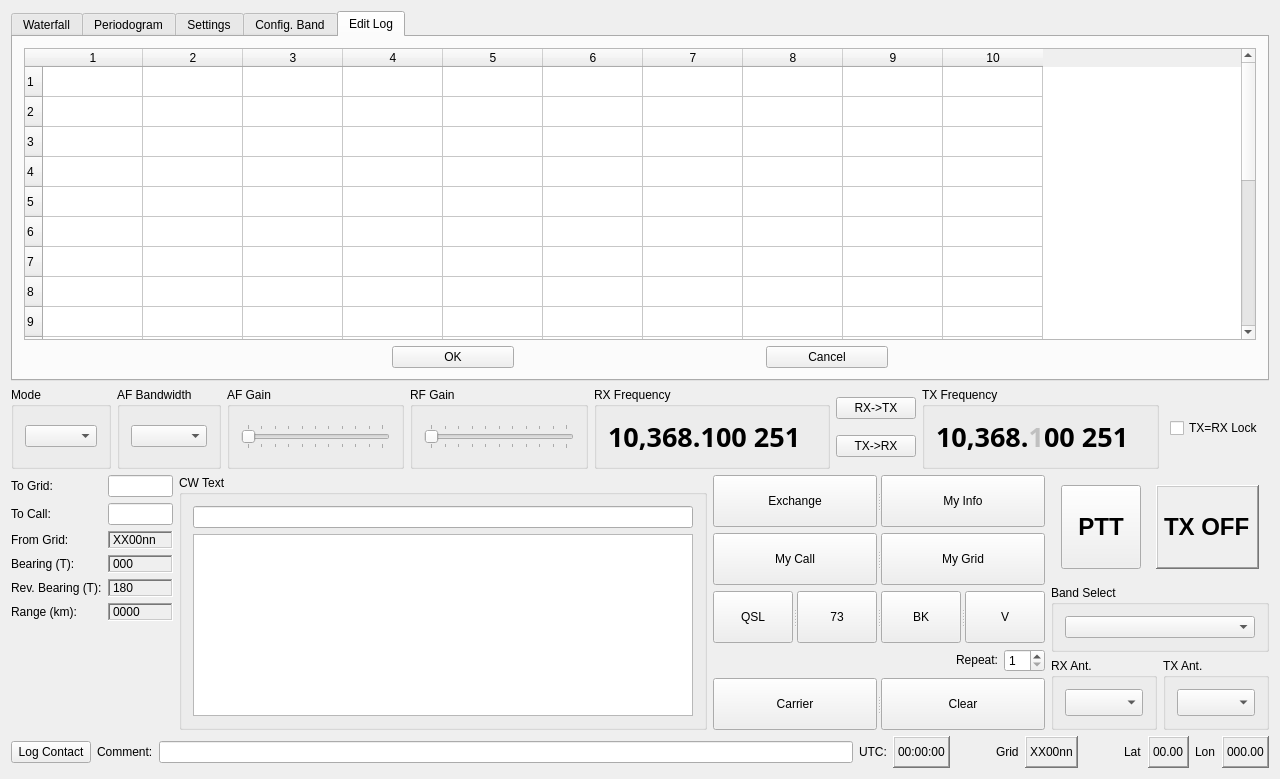
kb1vc/SoDaRadio, file qtgui/mainwindow.ui: the form before one commit.
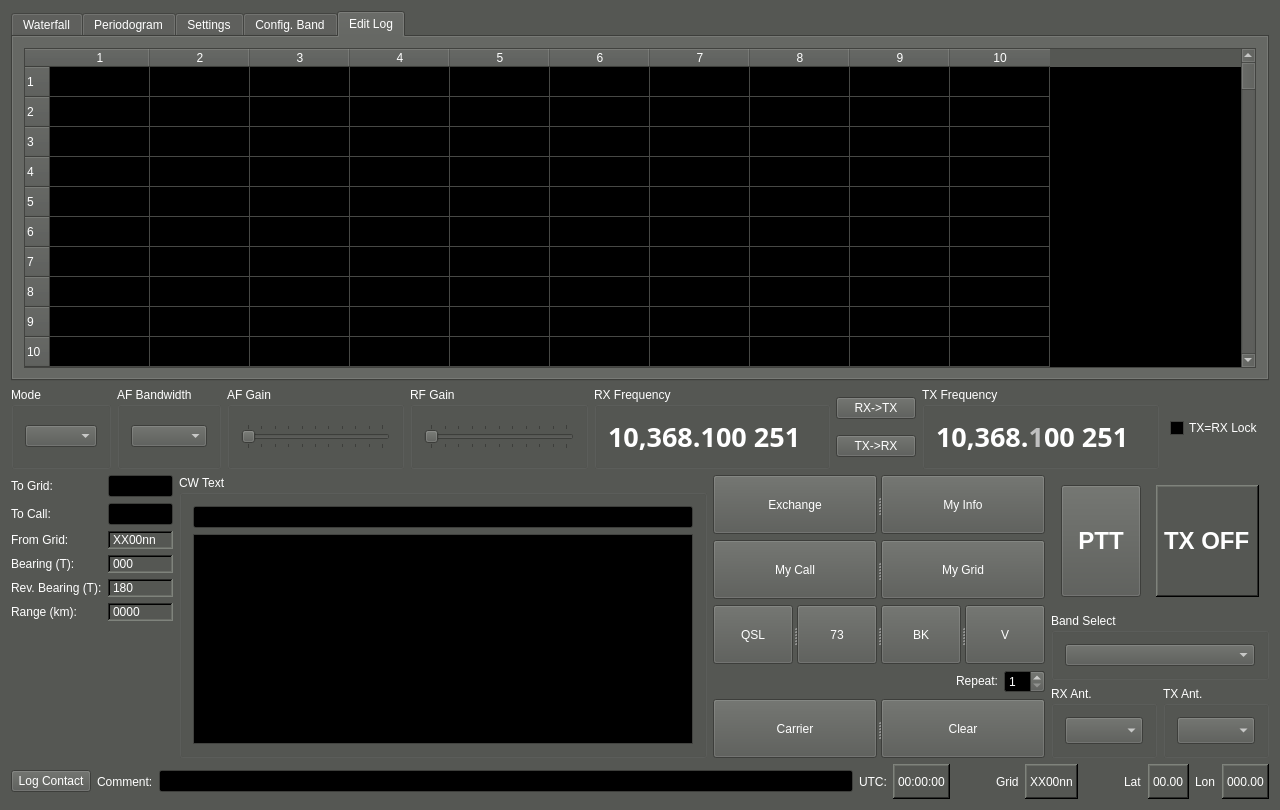
The form after the commit. The open tabs and pages were chosen to show the change. Icons and pictures are not drawn. Custom widgets are drawn as their Qt base class.

Commit message: Working on fixing color scheme problems with Fedora 24

The edit to the form file:
```diff
--- a/qtgui/mainwindow.ui
+++ b/qtgui/mainwindow.ui
@@ -2,12 +2,435 @@
 <ui version="4.0">
  <class>MainWindow</class>
  <widget class="QMainWindow" name="MainWindow">
+  <property name="geometry">
+   <rect>
+    <x>0</x>
+    <y>0</y>
+    <width>1280</width>
+    <height>810</height>
+   </rect>
+  </property>
   <property name="sizePolicy">
    <sizepolicy hsizetype="MinimumExpanding" vsizetype="MinimumExpanding">
     <horstretch>0</horstretch>
     <verstretch>0</verstretch>
    </sizepolicy>
   </property>
+  <property name="palette">
+   <palette>
+    <active>
+     <colorrole role="WindowText">
+      <brush brushstyle="SolidPattern">
+       <color alpha="255">
+        <red>255</red>
+        <green>255</green>
+        <blue>255</blue>
+       </color>
+      </brush>
+     </colorrole>
+     <colorrole role="Button">
+      <brush brushstyle="SolidPattern">
+       <color alpha="255">
+        <red>85</red>
+        <green>87</green>
+        <blue>83</blue>
+       </color>
+      </brush>
+     </colorrole>
+     <colorrole role="Light">
+      <brush brushstyle="SolidPattern">
+       <color alpha="255">
+        <red>127</red>
+        <green>131</green>
+        <blue>124</blue>
+       </color>
+      </brush>
+     </colorrole>
+     <colorrole role="Midlight">
+      <brush brushstyle="SolidPattern">
+       <color alpha="255">
+        <red>106</red>
+        <green>109</green>
+        <blue>103</blue>
+       </color>
+      </brush>
+     </colorrole>
+     <colorrole role="Dark">
+      <brush brushstyle="SolidPattern">
+       <color alpha="255">
+        <red>42</red>
+        <green>43</green>
+        <blue>41</blue>
+       </color>
+      </brush>
+     </colorrole>
+     <colorrole role="Mid">
+      <brush brushstyle="SolidPattern">
+       <color alpha="255">
+        <red>56</red>
+        <green>58</green>
+        <blue>55</blue>
+       </color>
+      </brush>
+     </colorrole>
+     <colorrole role="Text">
+      <brush brushstyle="SolidPattern">
+       <color alpha="255">
+        <red>255</red>
+        <green>255</green>
+        <blue>255</blue>
+       </color>
+      </brush>
+     </colorrole>
+     <colorrole role="BrightText">
+      <brush brushstyle="SolidPattern">
+       <color alpha="255">
+        <red>255</red>
+        <green>255</green>
+        <blue>255</blue>
+       </color>
+      </brush>
+     </colorrole>
+     <colorrole role="ButtonText">
+      <brush brushstyle="SolidPattern">
+       <color alpha="255">
+        <red>255</red>
+        <green>255</green>
+        <blue>255</blue>
+       </color>
+      </brush>
+     </colorrole>
+     <colorrole role="Base">
+      <brush brushstyle="SolidPattern">
+       <color alpha="255">
+        <red>0</red>
+        <green>0</green>
+        <blue>0</blue>
+       </color>
+      </brush>
+     </colorrole>
+     <colorrole role="Window">
+      <brush brushstyle="SolidPattern">
+       <color alpha="255">
+        <red>85</red>
+        <green>87</green>
+        <blue>83</blue>
+       </color>
+      </brush>
+     </colorrole>
+     <colorrole role="Shadow">
+      <brush brushstyle="SolidPattern">
+       <color alpha="255">
+        <red>0</red>
+        <green>0</green>
+        <blue>0</blue>
+       </color>
+      </brush>
+     </colorrole>
+     <colorrole role="AlternateBase">
+      <brush brushstyle="SolidPattern">
+       <color alpha="255">
+        <red>42</red>
+        <green>43</green>
+        <blue>41</blue>
+       </color>
+      </brush>
+     </colorrole>
+     <colorrole role="ToolTipBase">
+      <brush brushstyle="SolidPattern">
+       <color alpha="255">
+        <red>255</red>
+        <green>255</green>
+        <blue>220</blue>
+       </color>
+      </brush>
+     </colorrole>
+     <colorrole role="ToolTipText">
+      <brush brushstyle="SolidPattern">
+       <color alpha="255">
+        <red>0</red>
+        <green>0</green>
+        <blue>0</blue>
+       </color>
+      </brush>
+     </colorrole>
+    </active>
+    <inactive>
+     <colorrole role="WindowText">
+      <brush brushstyle="SolidPattern">
+       <color alpha="255">
+        <red>255</red>
+        <green>255</green>
+        <blue>255</blue>
+       </color>
+      </brush>
+     </colorrole>
+     <colorrole role="Button">
+      <brush brushstyle="SolidPattern">
+       <color alpha="255">
+        <red>85</red>
+        <green>87</green>
+        <blue>83</blue>
+       </color>
+      </brush>
+     </colorrole>
+     <colorrole role="Light">
+      <brush brushstyle="SolidPattern">
+       <color alpha="255">
+        <red>127</red>
+        <green>131</green>
+        <blue>124</blue>
+       </color>
+      </brush>
+     </colorrole>
+     <colorrole role="Midlight">
+      <brush brushstyle="SolidPattern">
+       <color alpha="255">
+        <red>106</red>
+        <green>109</green>
+        <blue>103</blue>
+       </color>
+      </brush>
+     </colorrole>
+     <colorrole role="Dark">
+      <brush brushstyle="SolidPattern">
+       <color alpha="255">
+        <red>42</red>
+        <green>43</green>
+        <blue>41</blue>
+       </color>
+      </brush>
+     </colorrole>
+     <colorrole role="Mid">
+      <brush brushstyle="SolidPattern">
+       <color alpha="255">
+        <red>56</red>
+        <green>58</green>
+        <blue>55</blue>
+       </color>
+      </brush>
+     </colorrole>
+     <colorrole role="Text">
+      <brush brushstyle="SolidPattern">
+       <color alpha="255">
+        <red>255</red>
+        <green>255</green>
+        <blue>255</blue>
+       </color>
+      </brush>
+     </colorrole>
+     <colorrole role="BrightText">
+      <brush brushstyle="SolidPattern">
+       <color alpha="255">
+        <red>255</red>
+        <green>255</green>
+        <blue>255</blue>
+       </color>
+      </brush>
+     </colorrole>
+     <colorrole role="ButtonText">
+      <brush brushstyle="SolidPattern">
+       <color alpha="255">
+        <red>255</red>
+        <green>255</green>
+        <blue>255</blue>
+       </color>
+      </brush>
+     </colorrole>
+     <colorrole role="Base">
+      <brush brushstyle="SolidPattern">
+       <color alpha="255">
+        <red>0</red>
+        <green>0</green>
+        <blue>0</blue>
+       </color>
+      </brush>
+     </colorrole>
+     <colorrole role="Window">
+      <brush brushstyle="SolidPattern">
+       <color alpha="255">
+        <red>85</red>
+        <green>87</green>
+        <blue>83</blue>
+       </color>
+      </brush>
+     </colorrole>
+     <colorrole role="Shadow">
+      <brush brushstyle="SolidPattern">
+       <color alpha="255">
+        <red>0</red>
+        <green>0</green>
+        <blue>0</blue>
+       </color>
+      </brush>
+     </colorrole>
+     <colorrole role="AlternateBase">
+      <brush brushstyle="SolidPattern">
+       <color alpha="255">
+        <red>42</red>
+        <green>43</green>
+        <blue>41</blue>
+       </color>
+      </brush>
+     </colorrole>
+     <colorrole role="ToolTipBase">
+      <brush brushstyle="SolidPattern">
+       <color alpha="255">
+        <red>255</red>
+        <green>255</green>
+        <blue>220</blue>
+       </color>
+      </brush>
+     </colorrole>
+     <colorrole role="ToolTipText">
+      <brush brushstyle="SolidPattern">
+       <color alpha="255">
+        <red>0</red>
+        <green>0</green>
+        <blue>0</blue>
+       </color>
+      </brush>
+     </colorrole>
+    </inactive>
+    <disabled>
+     <colorrole role="WindowText">
+      <brush brushstyle="SolidPattern">
+       <color alpha="255">
+        <red>42</red>
+        <green>43</green>
+        <blue>41</blue>
+       </color>
+      </brush>
+     </colorrole>
+     <colorrole role="Button">
+      <brush brushstyle="SolidPattern">
+       <color alpha="255">
+        <red>85</red>
+        <green>87</green>
+        <blue>83</blue>
+       </color>
+      </brush>
+     </colorrole>
+     <colorrole role="Light">
+      <brush brushstyle="SolidPattern">
+       <color alpha="255">
+        <red>127</red>
+        <green>131</green>
+        <blue>124</blue>
+       </color>
+      </brush>
+     </colorrole>
+     <colorrole role="Midlight">
+      <brush brushstyle="SolidPattern">
+       <color alpha="255">
+        <red>106</red>
+        <green>109</green>
+        <blue>103</blue>
+       </color>
+      </brush>
+     </colorrole>
+     <colorrole role="Dark">
+      <brush brushstyle="SolidPattern">
+       <color alpha="255">
+        <red>42</red>
+        <green>43</green>
+        <blue>41</blue>
+       </color>
+      </brush>
+     </colorrole>
+     <colorrole role="Mid">
+      <brush brushstyle="SolidPattern">
+       <color alpha="255">
+        <red>56</red>
+        <green>58</green>
+        <blue>55</blue>
+       </color>
+      </brush>
+     </colorrole>
+     <colorrole role="Text">
+      <brush brushstyle="SolidPattern">
+       <color alpha="255">
+        <red>42</red>
+        <green>43</green>
+        <blue>41</blue>
+       </color>
+      </brush>
+     </colorrole>
+     <colorrole role="BrightText">
+      <brush brushstyle="SolidPattern">
+       <color alpha="255">
+        <red>255</red>
+        <green>255</green>
+        <blue>255</blue>
+       </color>
+      </brush>
+     </colorrole>
+     <colorrole role="ButtonText">
+      <brush brushstyle="SolidPattern">
+       <color alpha="255">
+        <red>42</red>
+        <green>43</green>
+        <blue>41</blue>
+       </color>
+      </brush>
+     </colorrole>
+     <colorrole role="Base">
+      <brush brushstyle="SolidPattern">
+       <color alpha="255">
+        <red>85</red>
+        <green>87</green>
+        <blue>83</blue>
+       </color>
+      </brush>
+     </colorrole>
+     <colorrole role="Window">
+      <brush brushstyle="SolidPattern">
+       <color alpha="255">
+        <red>85</red>
+        <green>87</green>
+        <blue>83</blue>
+       </color>
+      </brush>
+     </colorrole>
+     <colorrole role="Shadow">
+      <brush brushstyle="SolidPattern">
+       <color alpha="255">
+        <red>0</red>
+        <green>0</green>
+        <blue>0</blue>
+       </color>
+      </brush>
+     </colorrole>
+     <colorrole role="AlternateBase">
+      <brush brushstyle="SolidPattern">
+       <color alpha="255">
+        <red>85</red>
+        <green>87</green>
+        <blue>83</blue>
+       </color>
+      </brush>
+     </colorrole>
+     <colorrole role="ToolTipBase">
+      <brush brushstyle="SolidPattern">
+       <color alpha="255">
+        <red>255</red>
+        <green>255</green>
+        <blue>220</blue>
+       </color>
+      </brush>
+     </colorrole>
+     <colorrole role="ToolTipText">
+      <brush brushstyle="SolidPattern">
+       <color alpha="255">
+        <red>0</red>
+        <green>0</green>
+        <blue>0</blue>
+       </color>
+      </brush>
+     </colorrole>
+    </disabled>
+   </palette>
+  </property>
   <property name="windowTitle">
    <string>MainWindow</string>
   </property>
@@ -994,7 +1417,7 @@
        <attribute name="title">
         <string>Edit Log</string>
        </attribute>
-       <layout class="QVBoxLayout" name="verticalLayout_11" stretch="9,1">
+       <layout class="QVBoxLayout" name="verticalLayout_11" stretch="9">
         <item>
          <widget class="LogTable" name="LogView">
           <property name="sizePolicy">
@@ -1004,7 +1427,7 @@
            </sizepolicy>
           </property>
           <property name="rowCount">
-           <number>20</number>
+           <number>500</number>
           </property>
           <property name="columnCount">
            <number>10</number>
@@ -1511,65 +1934,16 @@
           <row/>
           <column/>
           <column/>
+          <column/>
+          <column/>
+          <column/>
+          <column/>
+          <column/>
+          <column/>
+          <column/>
+          <column/>
          </widget>
         </item>
-        <item>
-         <layout class="QHBoxLayout" name="horizontalLayout_10" stretch="3,1,2,1,3">
-          <item>
-           <spacer name="horizontalSpacer_15">
-            <property name="orientation">
-             <enum>Qt::Horizontal</enum>
-            </property>
-            <property name="sizeHint" stdset="0">
-             <size>
-              <width>40</width>
-              <height>20</height>
-             </size>
-            </property>
-           </spacer>
-          </item>
-          <item>
-           <widget class="QPushButton" name="le_OK_btn">
-            <property name="text">
-             <string>OK</string>
-            </property>
-           </widget>
-          </item>
-          <item>
-           <spacer name="horizontalSpacer_16">
-            <property name="orientation">
-             <enum>Qt::Horizontal</enum>
-            </property>
-            <property name="sizeHint" stdset="0">
-             <size>
-              <width>40</width>
-              <height>20</height>
-             </size>
-            </property>
-           </spacer>
-          </item>
-          <item>
-           <widget class="QPushButton" name="le_cancel_btn">
-            <property name="text">
-             <string>Cancel</string>
-            </property>
-           </widget>
-          </item>
-          <item>
-           <spacer name="horizontalSpacer_17">
-            <property name="orientation">
-             <enum>Qt::Horizontal</enum>
-            </property>
-            <property name="sizeHint" stdset="0">
-             <size>
-              <width>40</width>
-              <height>20</height>
-             </size>
-            </property>
-           </spacer>
-          </item>
-         </layout>
-        </item>
        </layout>
       </widget>
      </widget>
```
Left out of the diff: 2 changed lines with no effect on the pictures.
